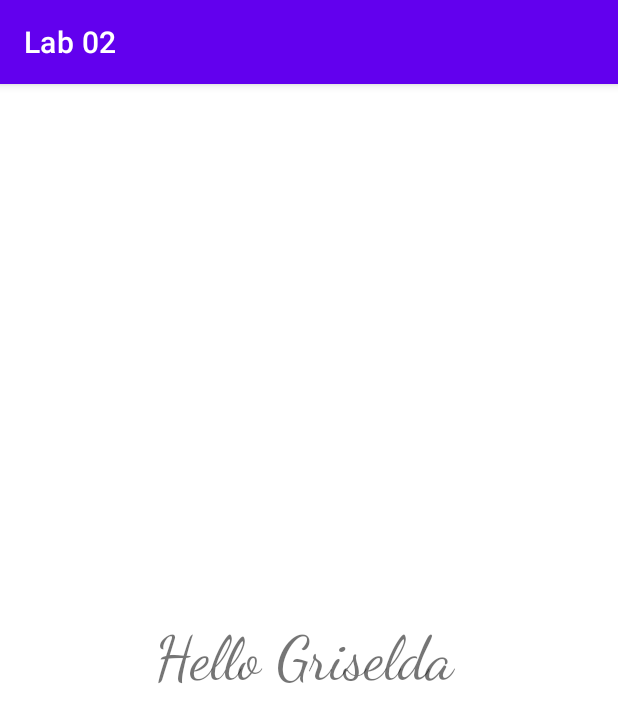
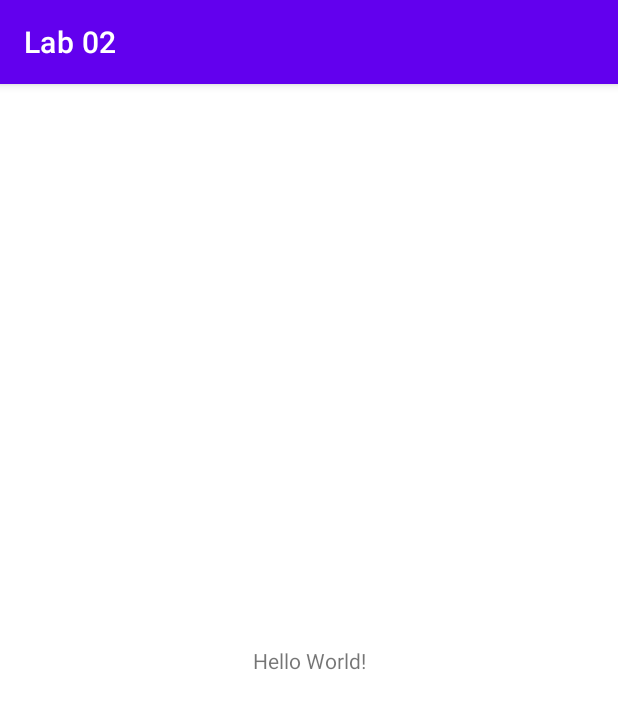
Before and after one commit to memia25/Lab2, an Android app: the screen it shows after launch (MainActivity), on a phone screen of 412 x 824 dp. Shown: the top 722 px of the screen. Run offline under Robolectric (Android 15) with nearby library versions, the phone set to English and light mode, and no system bars.

Commit message:
Revert "Hello Griselda"
This reverts commit c076416bda25bb3aa66f6b7481865c18dd84c115.

```diff
--- a/app/src/main/res/layout/activity_main.xml
+++ b/app/src/main/res/layout/activity_main.xml
@@ -7,14 +7,11 @@
     tools:context=".MainActivity">
 
     <TextView
-        android:layout_width="204dp"
-        android:layout_height="51dp"
-        android:fontFamily="cursive"
-        android:text="Hello Griselda"
-        android:textSize="40sp"
+        android:layout_width="wrap_content"
+        android:layout_height="wrap_content"
+        android:text="Hello World!"
         app:layout_constraintBottom_toBottomOf="parent"
         app:layout_constraintEnd_toEndOf="parent"
-        app:layout_constraintHorizontal_bias="0.497"
         app:layout_constraintStart_toStartOf="parent"
         app:layout_constraintTop_toTopOf="parent" />
 
```
